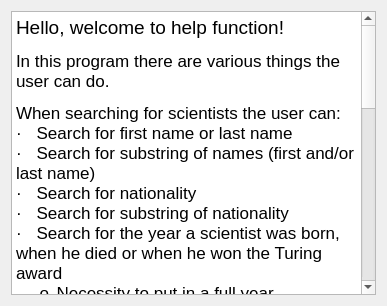
First picture: the form in Gui-Vln-2016/helpwindow.ui, repository ivark16/Vln-2016, before the edit.
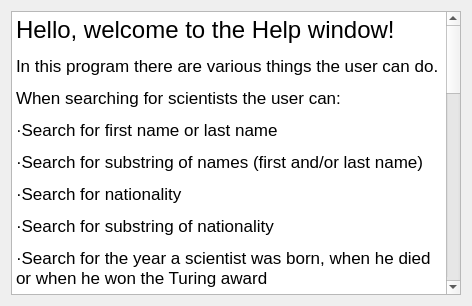
Second picture: the form after the edit.

Commit message: Help function

What changed in the file:
```diff
--- a/Gui-Vln-2016/helpwindow.ui
+++ b/Gui-Vln-2016/helpwindow.ui
@@ -16,36 +16,42 @@
   <layout class="QVBoxLayout" name="verticalLayout">
    <item>
     <widget class="QTextBrowser" name="textBrowser">
+     <property name="minimumSize">
+      <size>
+       <width>450</width>
+       <height>0</height>
+      </size>
+     </property>
      <property name="html">
       <string>&lt;!DOCTYPE HTML PUBLIC &quot;-//W3C//DTD HTML 4.0//EN&quot; &quot;http://www.w3.org/TR/REC-html40/strict.dtd&quot;&gt;
 &lt;html&gt;&lt;head&gt;&lt;meta name=&quot;qrichtext&quot; content=&quot;1&quot; /&gt;&lt;style type=&quot;text/css&quot;&gt;
 p, li { white-space: pre-wrap; }
 &lt;/style&gt;&lt;/head&gt;&lt;body style=&quot; font-family:'.SF NS Text'; font-size:13pt; font-weight:400; font-style:normal;&quot;&gt;
-&lt;p style=&quot; margin-top:12px; margin-bottom:12px; margin-left:0px; margin-right:0px; -qt-block-indent:0; text-indent:0px;&quot;&gt;&lt;span style=&quot; font-family:'Times New Roman'; font-size:14pt;&quot;&gt;Hello, welcome to help function!&lt;/span&gt; &lt;/p&gt;
+&lt;p style=&quot; margin-top:12px; margin-bottom:12px; margin-left:0px; margin-right:0px; -qt-block-indent:0; text-indent:0px;&quot;&gt;&lt;span style=&quot; font-family:'Times New Roman'; font-size:18pt;&quot;&gt;Hello, welcome to the Help window!&lt;/span&gt;&lt;/p&gt;
 &lt;p style=&quot; margin-top:12px; margin-bottom:12px; margin-left:0px; margin-right:0px; -qt-block-indent:0; text-indent:0px;&quot;&gt;&lt;span style=&quot; font-family:'Times New Roman';&quot;&gt;In this program there are various things the user can do. &lt;/span&gt;&lt;/p&gt;
-&lt;p style=&quot; margin-top:0px; margin-bottom:0px; margin-left:0px; margin-right:0px; -qt-block-indent:0; text-indent:0px;&quot;&gt;&lt;span style=&quot; font-family:'Times New Roman';&quot;&gt;When searching for scientists the user can: &lt;/span&gt;&lt;/p&gt;
-&lt;p style=&quot; margin-top:0px; margin-bottom:0px; margin-left:0px; margin-right:0px; -qt-block-indent:0; text-indent:0px;&quot;&gt;&lt;span style=&quot; font-family:'Symbol';&quot;&gt;·&lt;/span&gt;&lt;span style=&quot; font-family:'Times New Roman'; font-size:7pt;&quot;&gt;      &lt;/span&gt;&lt;span style=&quot; font-family:'Times New Roman';&quot;&gt;Search for first name or last name &lt;/span&gt;&lt;/p&gt;
-&lt;p style=&quot; margin-top:0px; margin-bottom:0px; margin-left:0px; margin-right:0px; -qt-block-indent:0; text-indent:0px;&quot;&gt;&lt;span style=&quot; font-family:'Symbol';&quot;&gt;·&lt;/span&gt;&lt;span style=&quot; font-family:'Times New Roman'; font-size:7pt;&quot;&gt;      &lt;/span&gt;&lt;span style=&quot; font-family:'Times New Roman';&quot;&gt;Search for substring of names (first and/or last name) &lt;/span&gt;&lt;/p&gt;
-&lt;p style=&quot; margin-top:0px; margin-bottom:0px; margin-left:0px; margin-right:0px; -qt-block-indent:0; text-indent:0px;&quot;&gt;&lt;span style=&quot; font-family:'Symbol';&quot;&gt;·&lt;/span&gt;&lt;span style=&quot; font-family:'Times New Roman'; font-size:7pt;&quot;&gt;      &lt;/span&gt;&lt;span style=&quot; font-family:'Times New Roman';&quot;&gt;Search for nationality &lt;/span&gt;&lt;/p&gt;
-&lt;p style=&quot; margin-top:0px; margin-bottom:0px; margin-left:0px; margin-right:0px; -qt-block-indent:0; text-indent:0px;&quot;&gt;&lt;span style=&quot; font-family:'Symbol';&quot;&gt;·&lt;/span&gt;&lt;span style=&quot; font-family:'Times New Roman'; font-size:7pt;&quot;&gt;      &lt;/span&gt;&lt;span style=&quot; font-family:'Times New Roman';&quot;&gt;Search for substring of nationality &lt;/span&gt;&lt;/p&gt;
-&lt;p style=&quot; margin-top:0px; margin-bottom:0px; margin-left:0px; margin-right:0px; -qt-block-indent:0; text-indent:0px;&quot;&gt;&lt;span style=&quot; font-family:'Symbol';&quot;&gt;·&lt;/span&gt;&lt;span style=&quot; font-family:'Times New Roman'; font-size:7pt;&quot;&gt;      &lt;/span&gt;&lt;span style=&quot; font-family:'Times New Roman';&quot;&gt;Search for the year a scientist was born, when he died or when he won the Turing award&lt;/span&gt; &lt;/p&gt;
-&lt;p style=&quot; margin-top:0px; margin-bottom:0px; margin-left:0px; margin-right:0px; -qt-block-indent:0; text-indent:0px;&quot;&gt;&lt;span style=&quot; font-family:'Courier New';&quot;&gt;     o&lt;/span&gt;&lt;span style=&quot; font-family:'Times New Roman'; font-size:7pt;&quot;&gt;   &lt;/span&gt;&lt;span style=&quot; font-family:'Times New Roman';&quot;&gt;Necessity to put in a full year&lt;/span&gt; &lt;/p&gt;
-&lt;p style=&quot;-qt-paragraph-type:empty; margin-top:0px; margin-bottom:0px; margin-left:0px; margin-right:0px; -qt-block-indent:0; text-indent:0px;&quot;&gt;&lt;br /&gt;&lt;/p&gt;
-&lt;p style=&quot; margin-top:0px; margin-bottom:0px; margin-left:0px; margin-right:0px; -qt-block-indent:0; text-indent:0px;&quot;&gt;&lt;span style=&quot; font-family:'Times New Roman';&quot;&gt;When searching for a computer the user can: &lt;/span&gt;&lt;/p&gt;
-&lt;p style=&quot; margin-top:0px; margin-bottom:0px; margin-left:0px; margin-right:0px; -qt-block-indent:0; text-indent:0px;&quot;&gt;&lt;span style=&quot; font-family:'Symbol';&quot;&gt;·&lt;/span&gt;&lt;span style=&quot; font-family:'Times New Roman'; font-size:7pt;&quot;&gt;      &lt;/span&gt;&lt;span style=&quot; font-family:'Times New Roman';&quot;&gt;Search for the name of the computer &lt;/span&gt;&lt;/p&gt;
-&lt;p style=&quot; margin-top:0px; margin-bottom:0px; margin-left:0px; margin-right:0px; -qt-block-indent:0; text-indent:0px;&quot;&gt;&lt;span style=&quot; font-family:'Symbol';&quot;&gt;·&lt;/span&gt;&lt;span style=&quot; font-family:'Times New Roman'; font-size:7pt;&quot;&gt;      &lt;/span&gt;&lt;span style=&quot; font-family:'Times New Roman';&quot;&gt;Search for the type of computer &lt;/span&gt;&lt;/p&gt;
-&lt;p style=&quot; margin-top:0px; margin-bottom:0px; margin-left:0px; margin-right:0px; -qt-block-indent:0; text-indent:0px;&quot;&gt;&lt;span style=&quot; font-family:'Symbol';&quot;&gt;·&lt;/span&gt;&lt;span style=&quot; font-family:'Times New Roman'; font-size:7pt;&quot;&gt;      &lt;/span&gt;&lt;span style=&quot; font-family:'Times New Roman';&quot;&gt;Search for the year a computer was built &lt;/span&gt;&lt;/p&gt;
-&lt;p style=&quot; margin-top:0px; margin-bottom:0px; margin-left:0px; margin-right:0px; -qt-block-indent:0; text-indent:0px;&quot;&gt;&lt;span style=&quot; font-family:'Courier New';&quot;&gt;     o&lt;/span&gt;&lt;span style=&quot; font-family:'Times New Roman'; font-size:7pt;&quot;&gt;   &lt;/span&gt;&lt;span style=&quot; font-family:'Times New Roman';&quot;&gt;Necessity to put in a full year&lt;/span&gt; &lt;/p&gt;
-&lt;p style=&quot;-qt-paragraph-type:empty; margin-top:0px; margin-bottom:0px; margin-left:0px; margin-right:0px; -qt-block-indent:0; text-indent:0px;&quot;&gt;&lt;br /&gt;&lt;/p&gt;
-&lt;p style=&quot; margin-top:0px; margin-bottom:0px; margin-left:0px; margin-right:0px; -qt-block-indent:0; text-indent:0px;&quot;&gt;&lt;span style=&quot; font-family:'Times New Roman';&quot;&gt;When searching for a connection the user can: &lt;/span&gt;&lt;/p&gt;
-&lt;p style=&quot; margin-top:0px; margin-bottom:0px; margin-left:0px; margin-right:0px; -qt-block-indent:0; text-indent:0px;&quot;&gt;&lt;span style=&quot; font-family:'Symbol';&quot;&gt;·&lt;/span&gt;&lt;span style=&quot; font-family:'Times New Roman'; font-size:7pt;&quot;&gt;      &lt;/span&gt;&lt;span style=&quot; font-family:'Times New Roman';&quot;&gt;Search for a scientist by first or last name &lt;/span&gt;&lt;/p&gt;
-&lt;p style=&quot; margin-top:0px; margin-bottom:0px; margin-left:0px; margin-right:0px; -qt-block-indent:0; text-indent:0px;&quot;&gt;&lt;span style=&quot; font-family:'Symbol';&quot;&gt;·&lt;/span&gt;&lt;span style=&quot; font-family:'Times New Roman'; font-size:7pt;&quot;&gt;      &lt;/span&gt;&lt;span style=&quot; font-family:'Times New Roman';&quot;&gt;Search for name of computer &lt;/span&gt;&lt;/p&gt;
-&lt;p style=&quot; margin-top:0px; margin-bottom:0px; margin-left:0px; margin-right:0px; -qt-block-indent:0; text-indent:0px;&quot;&gt;&lt;span style=&quot; font-family:'Symbol';&quot;&gt;·&lt;/span&gt;&lt;span style=&quot; font-family:'Times New Roman'; font-size:7pt;&quot;&gt;      &lt;/span&gt;&lt;span style=&quot; font-family:'Times New Roman';&quot;&gt;Search for type of computer &lt;/span&gt;&lt;/p&gt;
-&lt;p style=&quot; margin-top:0px; margin-bottom:0px; margin-left:0px; margin-right:0px; -qt-block-indent:0; text-indent:0px;&quot;&gt;&lt;span style=&quot; font-family:'Symbol';&quot;&gt;·&lt;/span&gt;&lt;span style=&quot; font-family:'Times New Roman'; font-size:7pt;&quot;&gt;      &lt;/span&gt;&lt;span style=&quot; font-family:'Times New Roman';&quot;&gt; Search for the year a computer was built &lt;/span&gt;&lt;/p&gt;
-&lt;p style=&quot; margin-top:0px; margin-bottom:0px; margin-left:0px; margin-right:0px; -qt-block-indent:0; text-indent:0px;&quot;&gt;&lt;span style=&quot; font-family:'Times New Roman';&quot;&gt;  &lt;/span&gt;&lt;/p&gt;
-&lt;p style=&quot; margin-top:0px; margin-bottom:0px; margin-left:0px; margin-right:0px; -qt-block-indent:0; text-indent:0px;&quot;&gt;&lt;span style=&quot; font-family:'Times New Roman';&quot;&gt;In every tab there is an &lt;/span&gt;&lt;span style=&quot; font-family:'Times New Roman'; font-style:italic;&quot;&gt;Add&lt;/span&gt;&lt;span style=&quot; font-family:'Times New Roman';&quot;&gt; button to add an entry to each table.&lt;/span&gt; &lt;/p&gt;
-&lt;p style=&quot; margin-top:0px; margin-bottom:0px; margin-left:0px; margin-right:0px; -qt-block-indent:0; text-indent:0px;&quot;&gt;&lt;span style=&quot; font-family:'Times New Roman';&quot;&gt;In every tab there is a &lt;/span&gt;&lt;span style=&quot; font-family:'Times New Roman'; font-style:italic;&quot;&gt;Delete&lt;/span&gt;&lt;span style=&quot; font-family:'Times New Roman';&quot;&gt; button to delete an entry in a table. To do this the user has to select the item he wants to delete and then push the Delete button. &lt;/span&gt;&lt;/p&gt;
-&lt;p style=&quot; margin-top:12px; margin-bottom:12px; margin-left:0px; margin-right:0px; -qt-block-indent:0; text-indent:0px;&quot;&gt;&lt;span style=&quot; font-family:'Times New Roman';&quot;&gt;In every tab there is a &lt;/span&gt;&lt;span style=&quot; font-family:'Times New Roman'; font-style:italic;&quot;&gt;Display&lt;/span&gt;&lt;span style=&quot; font-family:'Times New Roman';&quot;&gt;  drop down that if pushed shows the various ways you can display the data in the selected table. For example, in alphabetical order by names, both ascending and descending order. To select those featured the user selects either the &lt;/span&gt;&lt;span style=&quot; font-family:'Times New Roman'; font-style:italic;&quot;&gt;Ascending&lt;/span&gt;&lt;span style=&quot; font-family:'Times New Roman';&quot;&gt; or &lt;/span&gt;&lt;span style=&quot; font-family:'Times New Roman'; font-style:italic;&quot;&gt;Descending&lt;/span&gt;&lt;span style=&quot; font-family:'Times New Roman';&quot;&gt; button to the right of the &lt;/span&gt;&lt;span style=&quot; font-family:'Times New Roman'; font-style:italic;&quot;&gt;Display&lt;/span&gt;&lt;span style=&quot; font-family:'Times New Roman';&quot;&gt; drop down.&lt;/span&gt; &lt;/p&gt;&lt;/body&gt;&lt;/html&gt;</string>
+&lt;p style=&quot; margin-top:12px; margin-bottom:12px; margin-left:0px; margin-right:0px; -qt-block-indent:0; text-indent:0px;&quot;&gt;&lt;span style=&quot; font-family:'Times New Roman';&quot;&gt;When searching for scientists the user can: &lt;/span&gt;&lt;/p&gt;
+&lt;p style=&quot; margin-top:12px; margin-bottom:12px; margin-left:0px; margin-right:0px; -qt-block-indent:0; text-indent:0px;&quot;&gt;&lt;span style=&quot; font-family:'Symbol';&quot;&gt;·&lt;/span&gt;&lt;span style=&quot; font-family:'Times New Roman';&quot;&gt;Search for first name or last name &lt;/span&gt;&lt;/p&gt;
+&lt;p style=&quot; margin-top:12px; margin-bottom:12px; margin-left:0px; margin-right:0px; -qt-block-indent:0; text-indent:0px;&quot;&gt;&lt;span style=&quot; font-family:'Symbol';&quot;&gt;·&lt;/span&gt;&lt;span style=&quot; font-family:'Times New Roman';&quot;&gt;Search for substring of names (first and/or last name) &lt;/span&gt;&lt;/p&gt;
+&lt;p style=&quot; margin-top:12px; margin-bottom:12px; margin-left:0px; margin-right:0px; -qt-block-indent:0; text-indent:0px;&quot;&gt;&lt;span style=&quot; font-family:'Symbol';&quot;&gt;·&lt;/span&gt;&lt;span style=&quot; font-family:'Times New Roman';&quot;&gt;Search for nationality &lt;/span&gt;&lt;/p&gt;
+&lt;p style=&quot; margin-top:12px; margin-bottom:12px; margin-left:0px; margin-right:0px; -qt-block-indent:0; text-indent:0px;&quot;&gt;&lt;span style=&quot; font-family:'Symbol';&quot;&gt;·&lt;/span&gt;&lt;span style=&quot; font-family:'Times New Roman';&quot;&gt;Search for substring of nationality &lt;/span&gt;&lt;/p&gt;
+&lt;p style=&quot; margin-top:12px; margin-bottom:12px; margin-left:0px; margin-right:0px; -qt-block-indent:0; text-indent:0px;&quot;&gt;&lt;span style=&quot; font-family:'Symbol';&quot;&gt;·&lt;/span&gt;&lt;span style=&quot; font-family:'Times New Roman';&quot;&gt;Search for the year a scientist was born, when he died or when he won the Turing award&lt;/span&gt;&lt;/p&gt;
+&lt;p style=&quot; margin-top:12px; margin-bottom:12px; margin-left:0px; margin-right:0px; -qt-block-indent:0; text-indent:0px;&quot;&gt;&lt;span style=&quot; font-family:'Courier New';&quot;&gt;o&lt;/span&gt;&lt;span style=&quot; font-family:'Times New Roman';&quot;&gt;Necessity to put in a full year&lt;/span&gt;&lt;/p&gt;
+&lt;p style=&quot; margin-top:12px; margin-bottom:12px; margin-left:0px; margin-right:0px; -qt-block-indent:0; text-indent:0px;&quot;&gt;&lt;br /&gt;&lt;/p&gt;
+&lt;p style=&quot; margin-top:12px; margin-bottom:12px; margin-left:0px; margin-right:0px; -qt-block-indent:0; text-indent:0px;&quot;&gt;&lt;span style=&quot; font-family:'Times New Roman';&quot;&gt;When searching for a computer the user can: &lt;/span&gt;&lt;/p&gt;
+&lt;p style=&quot; margin-top:12px; margin-bottom:12px; margin-left:0px; margin-right:0px; -qt-block-indent:0; text-indent:0px;&quot;&gt;&lt;span style=&quot; font-family:'Symbol';&quot;&gt;·&lt;/span&gt;&lt;span style=&quot; font-family:'Times New Roman';&quot;&gt;Search for the name of the computer &lt;/span&gt;&lt;/p&gt;
+&lt;p style=&quot; margin-top:12px; margin-bottom:12px; margin-left:0px; margin-right:0px; -qt-block-indent:0; text-indent:0px;&quot;&gt;&lt;span style=&quot; font-family:'Symbol';&quot;&gt;·&lt;/span&gt;&lt;span style=&quot; font-family:'Times New Roman';&quot;&gt;Search for the type of computer &lt;/span&gt;&lt;/p&gt;
+&lt;p style=&quot; margin-top:12px; margin-bottom:12px; margin-left:0px; margin-right:0px; -qt-block-indent:0; text-indent:0px;&quot;&gt;&lt;span style=&quot; font-family:'Symbol';&quot;&gt;·&lt;/span&gt;&lt;span style=&quot; font-family:'Times New Roman';&quot;&gt;Search for the year a computer was built &lt;/span&gt;&lt;/p&gt;
+&lt;p style=&quot; margin-top:12px; margin-bottom:12px; margin-left:0px; margin-right:0px; -qt-block-indent:0; text-indent:0px;&quot;&gt;&lt;span style=&quot; font-family:'Courier New';&quot;&gt;o&lt;/span&gt;&lt;span style=&quot; font-family:'Times New Roman';&quot;&gt;Necessity to put in a full year&lt;/span&gt;&lt;/p&gt;
+&lt;p style=&quot; margin-top:12px; margin-bottom:12px; margin-left:0px; margin-right:0px; -qt-block-indent:0; text-indent:0px;&quot;&gt;&lt;br /&gt;&lt;/p&gt;
+&lt;p style=&quot; margin-top:12px; margin-bottom:12px; margin-left:0px; margin-right:0px; -qt-block-indent:0; text-indent:0px;&quot;&gt;&lt;span style=&quot; font-family:'Times New Roman';&quot;&gt;When searching for a connection the user can: &lt;/span&gt;&lt;/p&gt;
+&lt;p style=&quot; margin-top:12px; margin-bottom:12px; margin-left:0px; margin-right:0px; -qt-block-indent:0; text-indent:0px;&quot;&gt;&lt;span style=&quot; font-family:'Symbol';&quot;&gt;·&lt;/span&gt;&lt;span style=&quot; font-family:'Times New Roman';&quot;&gt;Search for a scientist by first or last name &lt;/span&gt;&lt;/p&gt;
+&lt;p style=&quot; margin-top:12px; margin-bottom:12px; margin-left:0px; margin-right:0px; -qt-block-indent:0; text-indent:0px;&quot;&gt;&lt;span style=&quot; font-family:'Symbol';&quot;&gt;·&lt;/span&gt;&lt;span style=&quot; font-family:'Times New Roman';&quot;&gt;Search for name of computer &lt;/span&gt;&lt;/p&gt;
+&lt;p style=&quot; margin-top:12px; margin-bottom:12px; margin-left:0px; margin-right:0px; -qt-block-indent:0; text-indent:0px;&quot;&gt;&lt;span style=&quot; font-family:'Symbol';&quot;&gt;·&lt;/span&gt;&lt;span style=&quot; font-family:'Times New Roman';&quot;&gt;Search for type of computer &lt;/span&gt;&lt;/p&gt;
+&lt;p style=&quot; margin-top:12px; margin-bottom:12px; margin-left:0px; margin-right:0px; -qt-block-indent:0; text-indent:0px;&quot;&gt;&lt;span style=&quot; font-family:'Symbol';&quot;&gt;·&lt;/span&gt;&lt;span style=&quot; font-family:'Times New Roman';&quot;&gt; Search for the year a computer was built &lt;/span&gt;&lt;/p&gt;
+&lt;p style=&quot; margin-top:12px; margin-bottom:12px; margin-left:0px; margin-right:0px; -qt-block-indent:0; text-indent:0px;&quot;&gt;&lt;span style=&quot; font-family:'Times New Roman';&quot;&gt;In every tab there is an &lt;/span&gt;&lt;span style=&quot; font-family:'Times New Roman'; font-style:italic;&quot;&gt;Add&lt;/span&gt;&lt;span style=&quot; font-family:'Times New Roman';&quot;&gt; button to add an entry to each table.&lt;/span&gt;&lt;/p&gt;
+&lt;p style=&quot; margin-top:12px; margin-bottom:12px; margin-left:0px; margin-right:0px; -qt-block-indent:0; text-indent:0px;&quot;&gt;&lt;span style=&quot; font-family:'Times New Roman';&quot;&gt;In every tab there is a &lt;/span&gt;&lt;span style=&quot; font-family:'Times New Roman'; font-style:italic;&quot;&gt;Delete&lt;/span&gt;&lt;span style=&quot; font-family:'Times New Roman';&quot;&gt; button to delete an entry in a table. To do this the user has to select the item he wants to delete and then push the Delete button. &lt;/span&gt;&lt;/p&gt;
+&lt;p style=&quot; margin-top:12px; margin-bottom:12px; margin-left:0px; margin-right:0px; -qt-block-indent:0; text-indent:0px;&quot;&gt;&lt;span style=&quot; font-family:'Times New Roman';&quot;&gt;In every tab there is a &lt;/span&gt;&lt;span style=&quot; font-family:'Times New Roman'; font-style:italic;&quot;&gt;Display&lt;/span&gt;&lt;span style=&quot; font-family:'Times New Roman';&quot;&gt;  drop down that if pushed shows the various ways you can display the data in the selected table. For example, in alphabetical order by names, both ascending and descending order. To select those featured the user selects either the &lt;/span&gt;&lt;span style=&quot; font-family:'Times New Roman'; font-style:italic;&quot;&gt;Ascending&lt;/span&gt;&lt;span style=&quot; font-family:'Times New Roman';&quot;&gt; or &lt;/span&gt;&lt;span style=&quot; font-family:'Times New Roman'; font-style:italic;&quot;&gt;Descending&lt;/span&gt;&lt;span style=&quot; font-family:'Times New Roman';&quot;&gt; button to the right of the &lt;/span&gt;&lt;span style=&quot; font-family:'Times New Roman'; font-style:italic;&quot;&gt;Display&lt;/span&gt;&lt;span style=&quot; font-family:'Times New Roman';&quot;&gt; drop down.&lt;/span&gt;&lt;/p&gt;
+&lt;p style=&quot; margin-top:12px; margin-bottom:12px; margin-left:0px; margin-right:0px; -qt-block-indent:0; text-indent:0px;&quot;&gt;&lt;span style=&quot; font-family:'Times New Roman';&quot;&gt;To play or pause the music the user has to push the &lt;/span&gt;&lt;span style=&quot; font-family:'Times New Roman'; font-style:italic;&quot;&gt;Play music &lt;/span&gt;&lt;span style=&quot; font-family:'Times New Roman';&quot;&gt;checkbox on the bottom of the page to the left&lt;/span&gt;&lt;/p&gt;&lt;/body&gt;&lt;/html&gt;</string>
      </property>
     </widget>
    </item>
```
